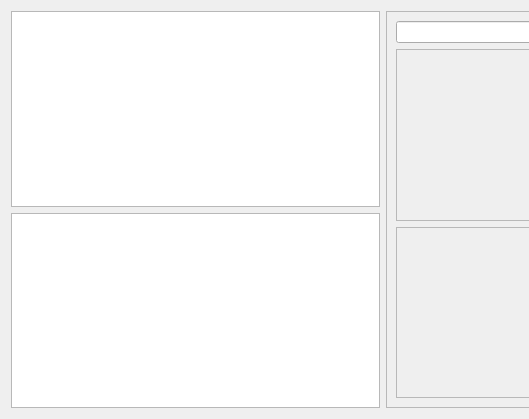
This is AraSteamManager/AchievementsSubForms/formcomparefriends.ui in Arankir/AraSteamManager as Qt 5 draws it before an edit; both pictures show x 0 to 529 and y 0 to 419 of the 766 by 419 pixel window. The edited form follows.
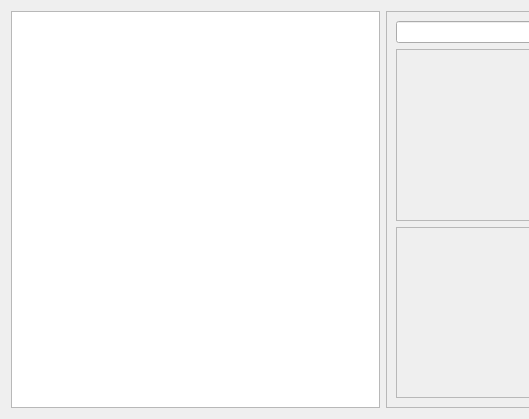
This is the edited form. Custom widgets are drawn as their Qt base class.

The edit to the form file:
```diff
--- a/AraSteamManager/AchievementsSubForms/formcomparefriends.ui
+++ b/AraSteamManager/AchievementsSubForms/formcomparefriends.ui
@@ -15,14 +15,7 @@
   </property>
   <layout class="QHBoxLayout" name="horizontalLayout_2">
    <item>
-    <layout class="QVBoxLayout" name="verticalLayout_2">
-     <item>
-      <widget class="QTableWidget" name="tableWidget"/>
-     </item>
-     <item>
-      <widget class="QTableWidget" name="tableWidget_2"/>
-     </item>
-    </layout>
+    <widget class="FreezeRowsTable" name="tableView"/>
    </item>
    <item>
     <widget class="QFrame" name="frame">
@@ -86,6 +79,13 @@
    </item>
   </layout>
  </widget>
+ <customwidgets>
+  <customwidget>
+   <class>FreezeRowsTable</class>
+   <extends>QTableView</extends>
+   <header>subwidget/freezerowstable.h</header>
+  </customwidget>
+ </customwidgets>
  <resources/>
  <connections/>
 </ui>
```
